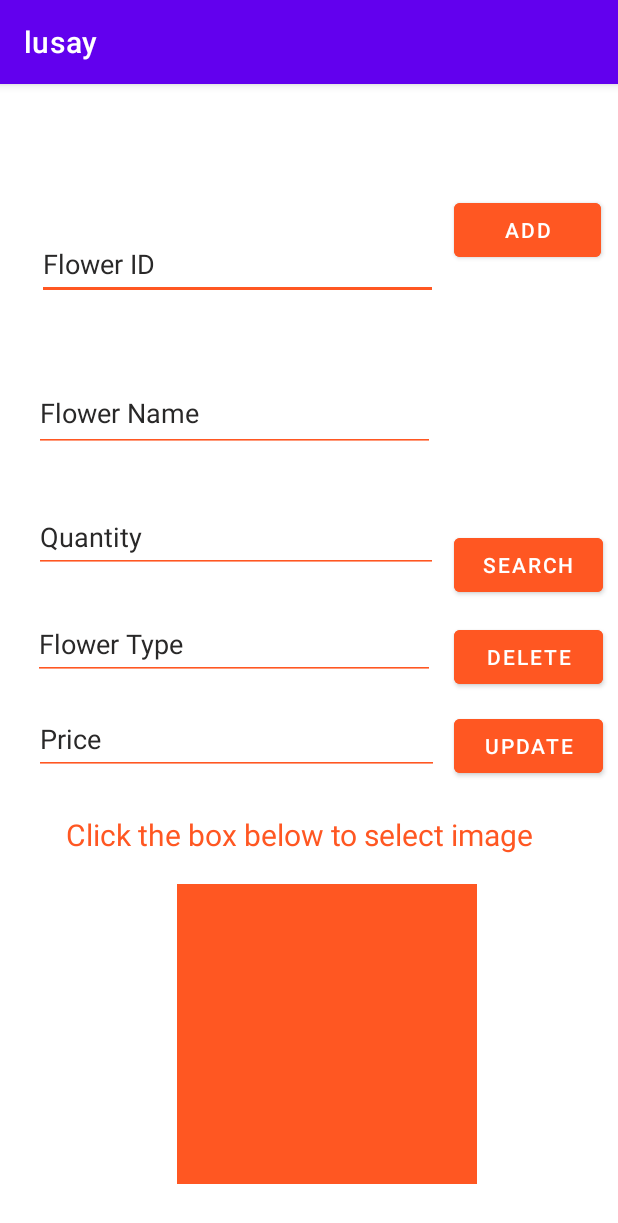
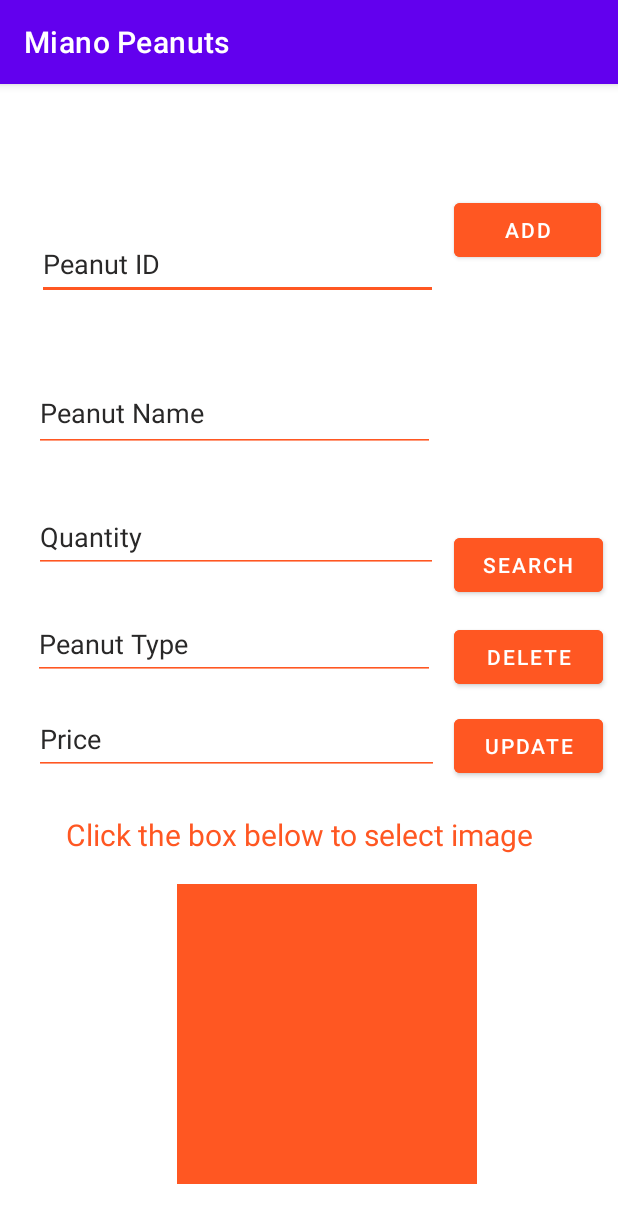
Before and after one commit to Amethystus69/Firebase, an Android app: the MainActivity screen opened directly, with no data from a screen before it, on a phone screen of 412 x 824 dp. Shown: the top 1223 px of the screen. Run offline under Robolectric (Android 15) with nearby library versions, the phone set to English and light mode, and no system bars; our stand-ins replace Firebase (no records; nobody signed in at launch, a user with empty details on screens opened directly).

Commit message:
Miano_Firebase

```diff
--- a/app/src/main/res/layout/activity_main.xml
+++ b/app/src/main/res/layout/activity_main.xml
@@ -18,7 +18,7 @@
         android:backgroundTintMode="src_in"
         android:digits="0123456789"
         android:ems="10"
-        android:hint="Flower ID"
+        android:hint="Peanut ID"
         android:inputType="textPersonName"
         android:minHeight="48dp"
         android:textColorHint="#292828"
@@ -39,7 +39,7 @@
         android:backgroundTintMode="src_in"
         android:digits="ABCDEFGHIJKLMNOPQRSTUVWXYZabcdefghijklmnopqrstuvwxyz "
         android:ems="10"
-        android:hint="Flower Name"
+        android:hint="Peanut Name"
         android:inputType="textPersonName"
         android:minHeight="48dp"
         android:textColorHint="#292828"
@@ -152,7 +152,7 @@
         android:backgroundTintMode="src_in"
         android:digits="ABCDEFGHIJKLMNOPQRSTUVWXYZabcdefghijklmnopqrstuvwxyz "
         android:ems="10"
-        android:hint="Flower Type"
+        android:hint="Peanut Type"
         android:inputType="textCapWords"
         android:textColorHint="#292828"
         app:layout_constraintBottom_toBottomOf="parent"
--- a/app/src/main/res/values/strings.xml
+++ b/app/src/main/res/values/strings.xml
@@ -1,3 +1,3 @@
 <resources>
-    <string name="app_name">lusay</string>
+    <string name="app_name">Miano Peanuts</string>
 </resources>
--- a/settings.gradle
+++ b/settings.gradle
@@ -12,5 +12,5 @@ dependencyResolutionManagement {
         mavenCentral()
     }
 }
-rootProject.name = "lusay"
+rootProject.name = "Mianos Peanut"
 include ':app'
```
